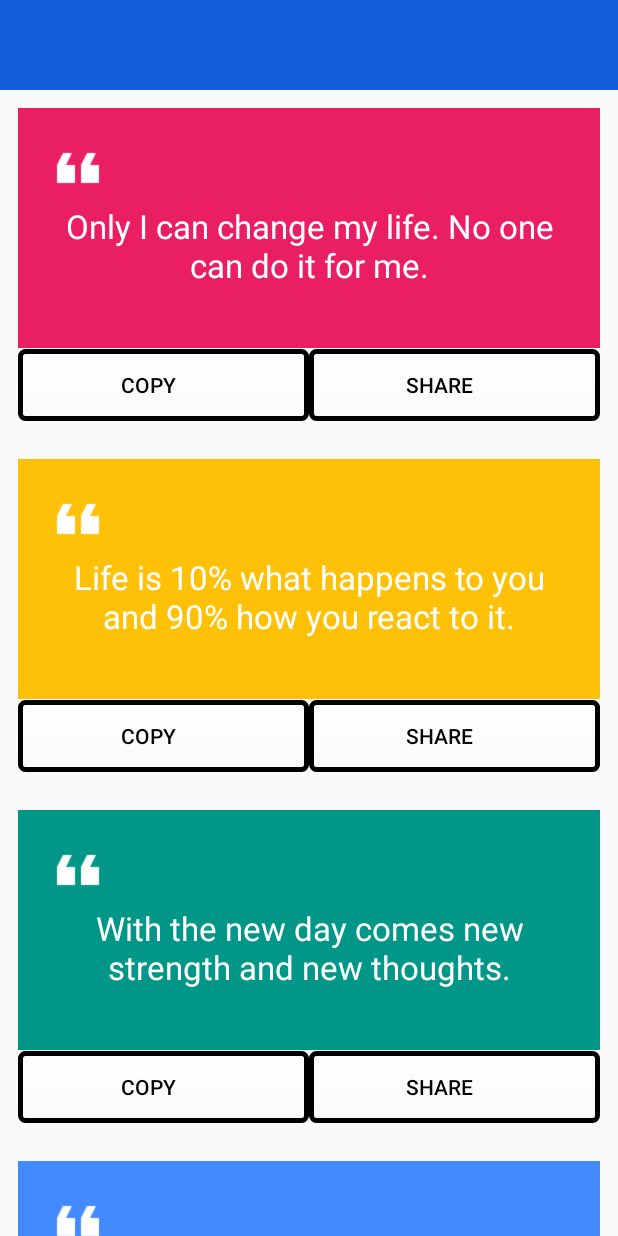
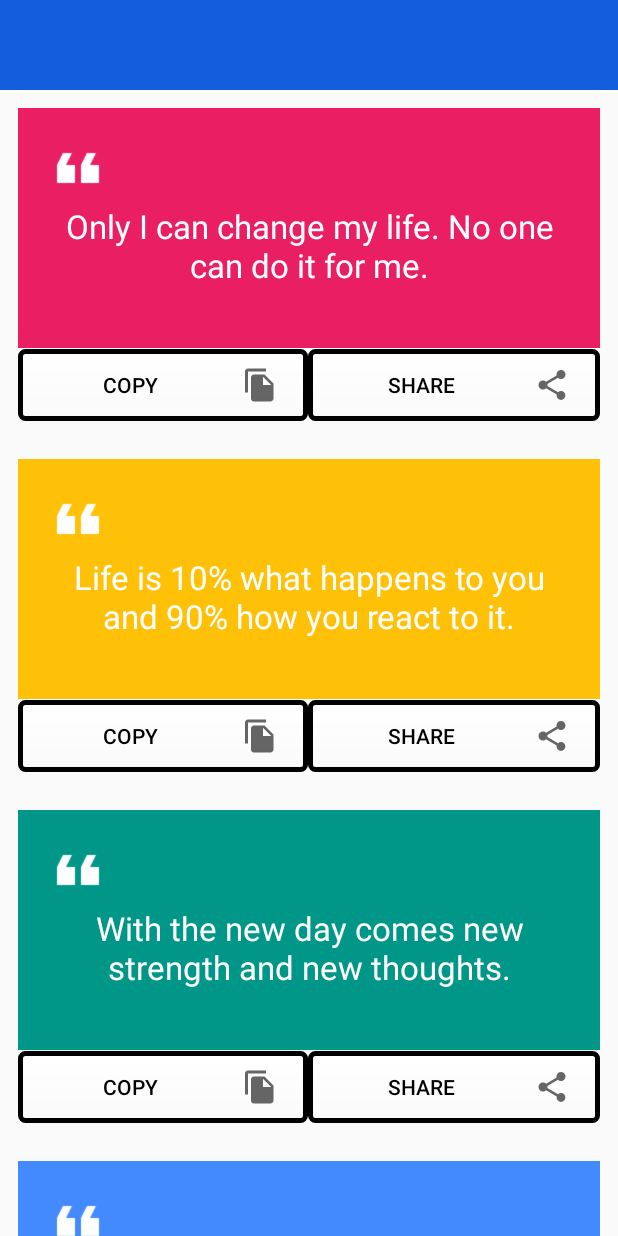
Before and after one commit to hemantj99/Quotes-App, an Android app: the screen it shows after launch (MainActivity), on a phone screen of 412 x 824 dp. Run offline under Robolectric (Android 15) with nearby library versions, the phone set to English and light mode, and no system bars.

Commit message:
Copy and Share Button image added

```diff
--- /dev/null
+++ b/app/src/main/res/drawable/ic_baseline_file_copy_24.xml
@@ -0,0 +1,10 @@
+<vector xmlns:android="http://schemas.android.com/apk/res/android"
+    android:width="24dp"
+    android:height="24dp"
+    android:viewportWidth="24"
+    android:viewportHeight="24"
+    android:tint="?attr/colorControlNormal">
+  <path
+      android:fillColor="@android:color/white"
+      android:pathData="M16,1L4,1c-1.1,0 -2,0.9 -2,2v14h2L4,3h12L16,1zM15,5l6,6v10c0,1.1 -0.9,2 -2,2L7.99,23C6.89,23 6,22.1 6,21l0.01,-14c0,-1.1 0.89,-2 1.99,-2h7zM14,12h5.5L14,6.5L14,12z"/>
+</vector>
--- /dev/null
+++ b/app/src/main/res/drawable/ic_baseline_share_24.xml
@@ -0,0 +1,10 @@
+<vector xmlns:android="http://schemas.android.com/apk/res/android"
+    android:width="24dp"
+    android:height="24dp"
+    android:viewportWidth="24"
+    android:viewportHeight="24"
+    android:tint="?attr/colorControlNormal">
+  <path
+      android:fillColor="@android:color/white"
+      android:pathData="M18,16.08c-0.76,0 -1.44,0.3 -1.96,0.77L8.91,12.7c0.05,-0.23 0.09,-0.46 0.09,-0.7s-0.04,-0.47 -0.09,-0.7l7.05,-4.11c0.54,0.5 1.25,0.81 2.04,0.81 1.66,0 3,-1.34 3,-3s-1.34,-3 -3,-3 -3,1.34 -3,3c0,0.24 0.04,0.47 0.09,0.7L8.04,9.81C7.5,9.31 6.79,9 6,9c-1.66,0 -3,1.34 -3,3s1.34,3 3,3c0.79,0 1.5,-0.31 2.04,-0.81l7.12,4.16c-0.05,0.21 -0.08,0.43 -0.08,0.65 0,1.61 1.31,2.92 2.92,2.92 1.61,0 2.92,-1.31 2.92,-2.92s-1.31,-2.92 -2.92,-2.92z"/>
+</vector>
--- a/app/src/main/res/layout/list_item_quote.xml
+++ b/app/src/main/res/layout/list_item_quote.xml
@@ -46,7 +46,9 @@
             android:paddingRight="20dp"
             android:background="@drawable/button_border"
             android:text="Copy"
-            android:textColor="#000">
+            android:textColor="#000"
+            android:drawableRight="@drawable/ic_baseline_file_copy_24"
+            >
 
         </Button>
 
@@ -57,6 +59,7 @@
             android:layout_weight="1"
             android:paddingRight="20dp"
             android:background="@drawable/button_border"
+            android:drawableRight="@drawable/ic_baseline_share_24"
             android:textColor="#000"
             android:text="Share">
 
```
